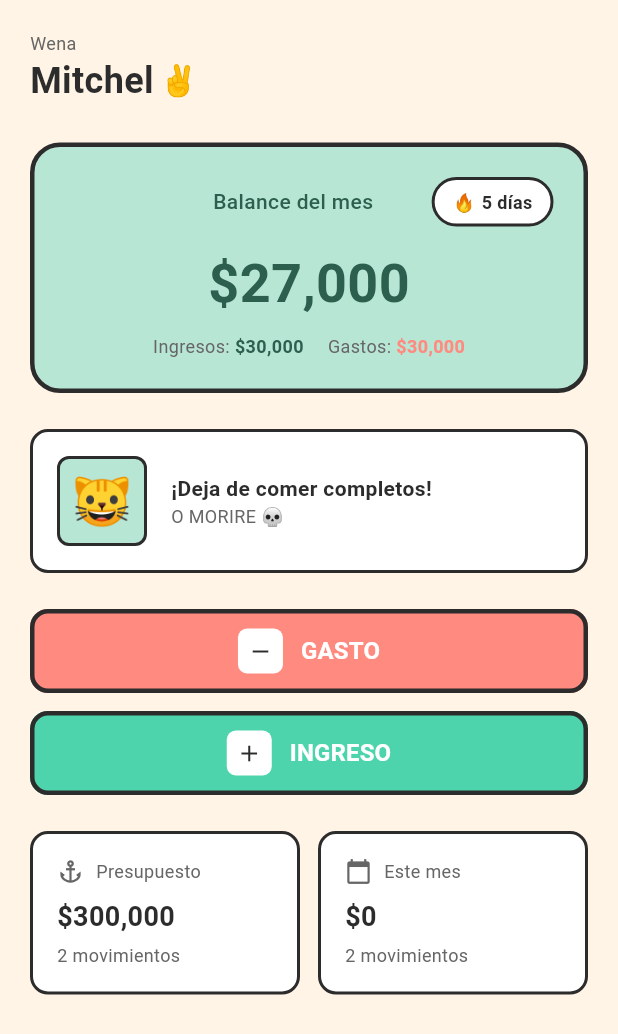
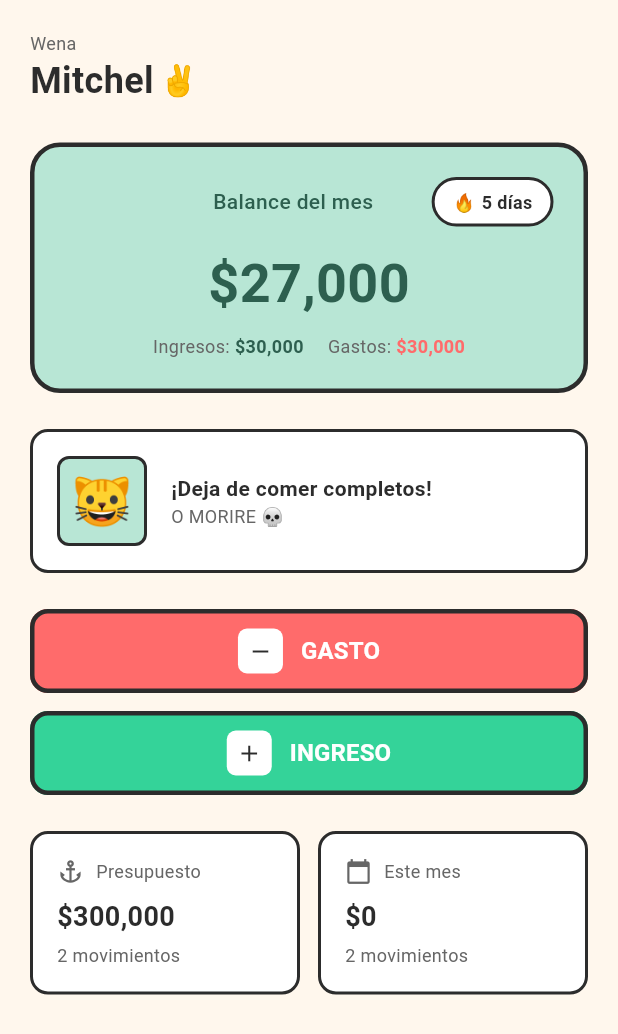
Before and after one commit to michifeli/miauni, a Flutter app: the screen it shows after launch, on a phone screen of 412 x 824 dp. Shown: the top 1034 px of the screen. Run offline on Flutter 3.47's test engine with Material 3 defaults, Android fonts, the phone set to English and light mode, and no system bars.

Commit message:
feat(home): tweak colors

```diff
--- a/lib/styles/colors.dart
+++ b/lib/styles/colors.dart
@@ -2,11 +2,11 @@ import 'package:flutter/material.dart';
 
 class AppColors {
   // Colores principales
-  static const Color primaryBeige = Color(0xFFFFF4E6);
+  static const Color primaryBeige = Color(0xFFFFF7ED);
   static const Color mintGreen = Color(0xFFB8E6D5);
   static const Color darkGreen = Color(0xFF2D5F4F);
-  static const Color coral = Color(0xFFFF8A80);
-  static const Color teal = Color(0xFF4DD4AC);
+  static const Color coral = Color(0xFFFF6B6B);
+  static const Color teal = Color(0xFF34D399);
 
   // Colores de texto
   static const Color textPrimary = Color(0xFF2C2C2C);
```
